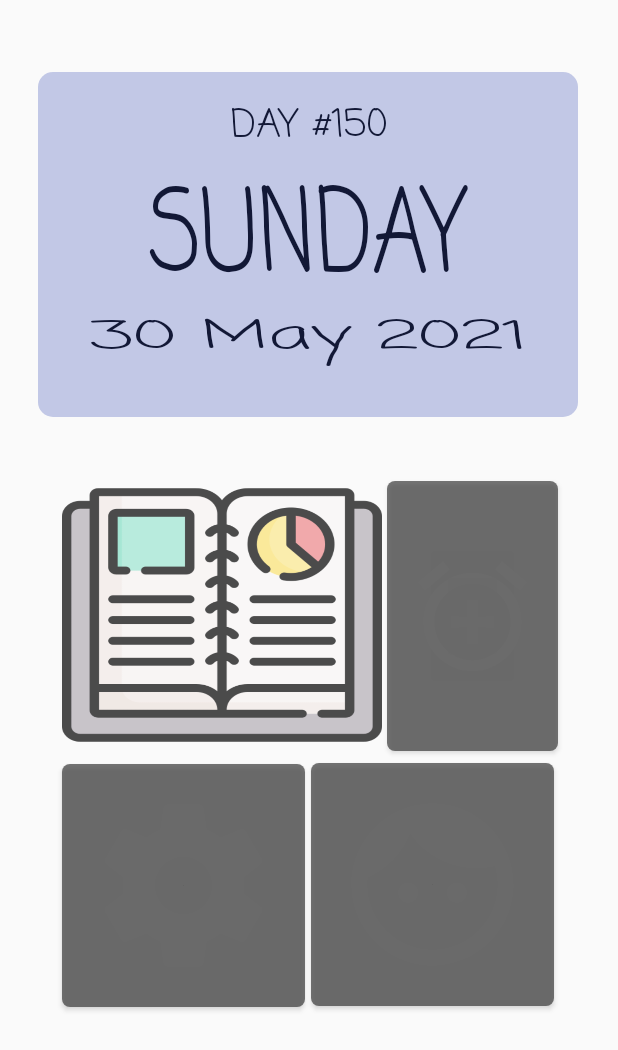
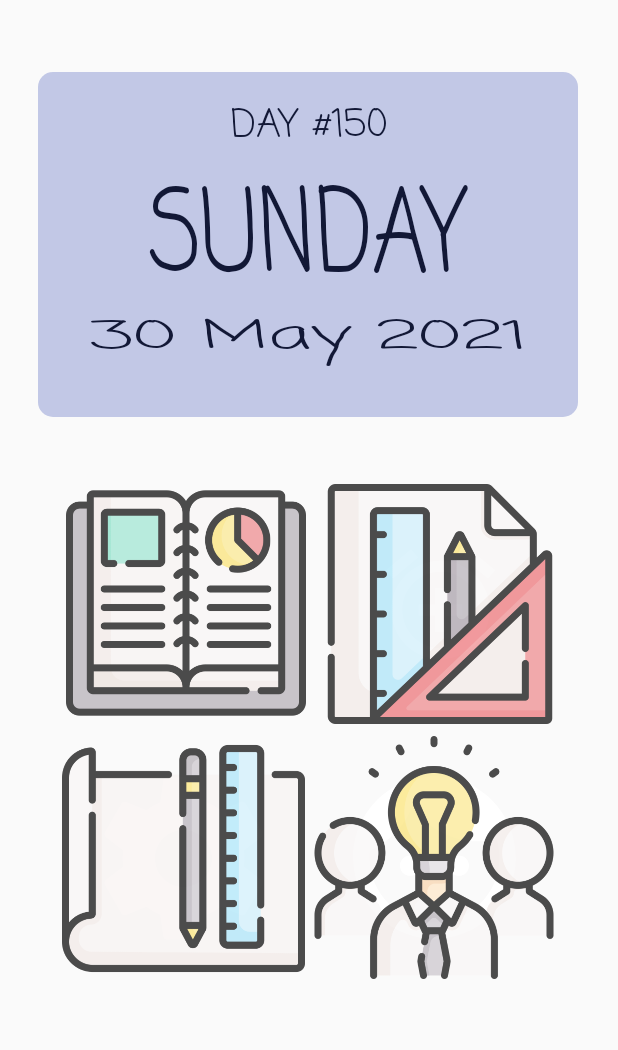
Before and after one commit to Murrzzz/Utask, an Android app: the main_menu screen opened directly, with no data from a screen before it, on a phone screen of 412 x 824 dp. Shown: the top 1050 px of the screen. Run offline under Robolectric (Android 15) with nearby library versions, the phone set to English and light mode, and no system bars.

Commit message:
Plan for Design

```diff
--- a/app/build.gradle
+++ b/app/build.gradle
@@ -30,6 +30,7 @@ dependencies {
     compile 'com.android.support:appcompat-v7:27.0.0'
     compile 'com.android.support.constraint:constraint-layout:1.1.3'
     compile 'junit:junit:4.12'
+    compile 'com.android.support:recyclerview-v7:27.0.0'
     compile 'com.android.support:cardview-v7:27.0.0'
     compile 'com.android.support:design:27.0.0'
 }
--- a/app/src/main/java/com/example/administrator/utask/Bottom_activity.java
+++ b/app/src/main/java/com/example/administrator/utask/Bottom_activity.java
@@ -37,6 +37,9 @@ public class Bottom_activity extends AppCompatActivity {
                             case R.id.nav_More:
                                 selectedFragment= new More_Fragment();
                                 break;
+                            case R.id.nav_about:
+                                selectedFragment= new More_Fragment();
+                                break;
                         }
                         getSupportFragmentManager().beginTransaction().replace(R.id.fragment_container,
                                 selectedFragment).commit();
--- a/app/src/main/java/com/example/administrator/utask/MainActivity.java
+++ b/app/src/main/java/com/example/administrator/utask/MainActivity.java
@@ -27,7 +27,7 @@ public class MainActivity extends AppCompatActivity {
 
     private void goToStart()
     {
-        Intent homeIntent = new Intent(this, Bottom_activity.class);
+        Intent homeIntent = new Intent(this, Start.class);
         startActivity(homeIntent);
         //finish();
     }
--- a/app/src/main/java/com/example/administrator/utask/Start.java
+++ b/app/src/main/java/com/example/administrator/utask/Start.java
@@ -36,7 +36,7 @@ public class Start extends AppCompatActivity {
 
     private void mainMenu()
     {
-        Intent intent=new Intent(this, main_menu.class);
+        Intent intent=new Intent(this, Bottom_activity.class);
         startActivity(intent);
     }
 
--- a/app/src/main/res/drawable/round_corner.xml
+++ b/app/src/main/res/drawable/round_corner.xml
@@ -3,7 +3,7 @@
     android:shape="rectangle"
     xmlns:android="http://schemas.android.com/apk/res/android">
 
-<solid android:color="@color/colorWhite"/>
+<solid android:color="@color/Blue"/>
     <corners android:radius="100dp"/>
 
 
--- a/app/src/main/res/layout/activity_addlist.xml
+++ b/app/src/main/res/layout/activity_addlist.xml
@@ -10,7 +10,6 @@
         android:layout_height="wrap_content"
         android:layout_weight="0.98">
 
-
-    </android.support.v7.widget.RecyclerView>
+    ></android.support.v7.widget.RecyclerView>
 
 </LinearLayout>
--- a/app/src/main/res/layout/activity_bottom.xml
+++ b/app/src/main/res/layout/activity_bottom.xml
@@ -21,7 +21,7 @@
         android:layout_alignParentBottom="true"
         android:background="@drawable/round_corner"
 
-            app:itemIconTint="@drawable/item_selector"
+
 
         app:menu="@menu/bottom_navigation"
 
--- a/app/src/main/res/layout/activity_main_menu.xml
+++ b/app/src/main/res/layout/activity_main_menu.xml
@@ -32,8 +32,8 @@
 
     <Button
         android:id="@+id/btnViewTasks"
-        android:layout_width="213dp"
-        android:layout_height="180dp"
+        android:layout_width="160dp"
+        android:layout_height="160dp"
         android:background="@drawable/viewnotes"
         android:layout_marginBottom="8dp"
         android:layout_marginEnd="8dp"
@@ -53,15 +53,15 @@
 
     <Button
         android:id="@+id/btnAddTasks"
-        android:layout_width="114dp"
-        android:layout_height="180dp"
+        android:layout_width="160dp"
+        android:layout_height="160dp"
         android:layout_marginBottom="8dp"
         android:layout_marginEnd="8dp"
         android:layout_marginLeft="8dp"
         android:layout_marginRight="8dp"
         android:layout_marginStart="8dp"
         android:layout_marginTop="8dp"
-        android:background="@drawable/dark_background"
+        android:background="@drawable/add"
         android:elevation="24dp"
         android:alpha="0.7"
         app:layout_constraintBottom_toBottomOf="parent"
@@ -73,14 +73,14 @@
 
     <Button
         android:id="@+id/btnAboutUs"
-        android:layout_width="162dp"
+        android:layout_width="160dp"
         android:layout_height="162dp"
         android:layout_marginBottom="8dp"
         android:layout_marginEnd="16dp"
         android:layout_marginLeft="0dp"
         android:layout_marginRight="8dp"
         android:layout_marginTop="8dp"
-        android:background="@drawable/dark_background"
+        android:background="@drawable/team"
         android:elevation="10dp"
         android:alpha="0.7"
         app:layout_constraintBottom_toBottomOf="parent"
@@ -98,7 +98,7 @@
         android:layout_marginLeft="8dp"
         android:layout_marginRight="8dp"
         android:layout_marginTop="8dp"
-        android:background="@drawable/dark_background"
+        android:background="@drawable/edit"
         android:elevation="24dp"
         android:alpha="0.7"
         app:layout_constraintBottom_toBottomOf="parent"
```
Also changed, not shown: app/src/main/res/menu/bottom_navigation.xml (+11 -4 lines).
